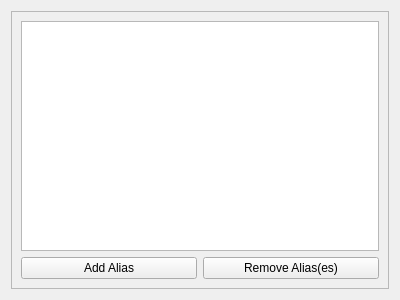
This is widgets/bashrcconfig/aliastab.ui in kapilpipaliya/generator_cmake as Qt 5 draws it before an edit. The edited form follows.
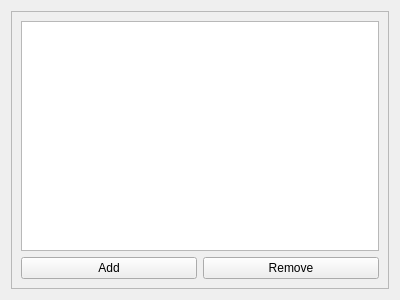
This is the edited form. Icons and pictures are not drawn.

```diff
--- a/widgets/bashrcconfig/aliastab.ui
+++ b/widgets/bashrcconfig/aliastab.ui
@@ -62,7 +62,7 @@
          <item>
           <widget class="QPushButton" name="pushButton_AliasAdd">
            <property name="text">
-            <string>Add Alias</string>
+            <string>Add</string>
            </property>
            <property name="icon">
             <iconset theme="list-add">
@@ -73,7 +73,7 @@
          <item>
           <widget class="QPushButton" name="pushButton_AliasRemove">
            <property name="text">
-            <string>Remove Alias(es)</string>
+            <string>Remove</string>
            </property>
            <property name="icon">
             <iconset theme="list-remove">
```
Left out of the diff: 6 changed lines with no effect on the pictures.
